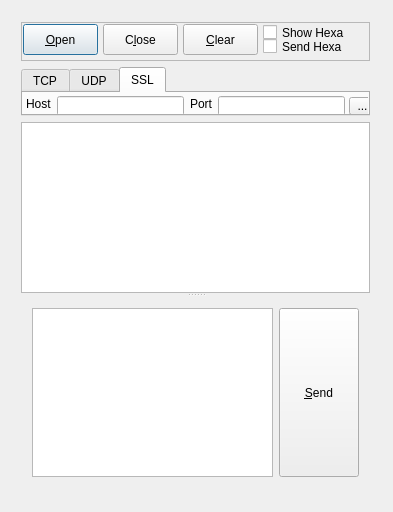
The window that app/netclient/dialog.ui (gilgil1973/vdream90) describes before a commit, drawn with Qt 5.
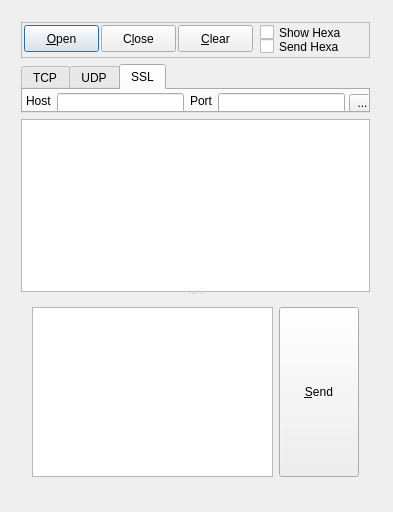
The same window after the commit.

Diff of the .ui file:
```diff
--- a/app/netclient/dialog.ui
+++ b/app/netclient/dialog.ui
@@ -28,7 +28,7 @@
       <property name="minimumSize">
        <size>
         <width>0</width>
-        <height>39</height>
+        <height>36</height>
        </size>
       </property>
       <property name="maximumSize">
@@ -46,10 +46,10 @@
       <widget class="QPushButton" name="pbOpen">
        <property name="geometry">
         <rect>
-         <x>2</x>
-         <y>2</y>
+         <x>3</x>
+         <y>3</y>
          <width>75</width>
-         <height>31</height>
+         <height>27</height>
         </rect>
        </property>
        <property name="text">
@@ -59,10 +59,10 @@
       <widget class="QPushButton" name="pbClose">
        <property name="geometry">
         <rect>
-         <x>82</x>
-         <y>2</y>
+         <x>80</x>
+         <y>3</y>
          <width>75</width>
-         <height>31</height>
+         <height>27</height>
         </rect>
        </property>
        <property name="text">
@@ -72,10 +72,10 @@
       <widget class="QPushButton" name="pbClear">
        <property name="geometry">
         <rect>
-         <x>162</x>
-         <y>2</y>
+         <x>157</x>
+         <y>3</y>
          <width>75</width>
-         <height>31</height>
+         <height>27</height>
         </rect>
        </property>
        <property name="text">
@@ -85,7 +85,7 @@
       <widget class="QCheckBox" name="chkShowHexa">
        <property name="geometry">
         <rect>
-         <x>242</x>
+         <x>239</x>
          <y>2</y>
          <width>91</width>
          <height>17</height>
@@ -98,7 +98,7 @@
       <widget class="QCheckBox" name="chkSendHexa">
        <property name="geometry">
         <rect>
-         <x>242</x>
+         <x>239</x>
          <y>16</y>
          <width>91</width>
          <height>17</height>
```
